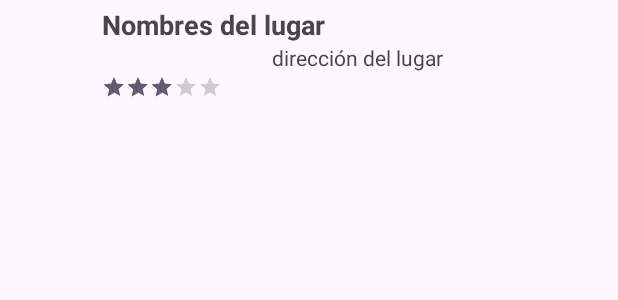
After one commit to Enrique-OSM/PIA_MisLugares_Equipo8, an Android app: the layout item_lugar.xml on its own in the app's theme, with its tools: preview values and no code run, on a phone screen of 412 x 824 dp. The commit adds this screen. Shown: the top 300 px of the screen. Run offline under Robolectric (Android 15) with nearby library versions, the phone set to English and light mode, and no system bars.

Commit message:
acabamos la recycler view y agregamos el mapa

```diff
--- a/app/build.gradle.kts
+++ b/app/build.gradle.kts
@@ -1,6 +1,7 @@
 plugins {
     alias(libs.plugins.android.application)
     id("com.google.gms.google-services")
+    alias(libs.plugins.google.android.libraries.mapsplatform.secrets.gradle.plugin)
 }
 
 android {
@@ -30,6 +31,9 @@ android {
         sourceCompatibility = JavaVersion.VERSION_11
         targetCompatibility = JavaVersion.VERSION_11
     }
+    buildFeatures {
+        viewBinding = true
+    }
 }
 
 dependencies {
@@ -39,6 +43,7 @@ dependencies {
     implementation(libs.activity)
     implementation(libs.constraintlayout)
     implementation(libs.legacy.support.v4)
+    implementation(libs.play.services.maps)
     testImplementation(libs.junit)
     androidTestImplementation(libs.ext.junit)
     androidTestImplementation(libs.espresso.core)
@@ -48,5 +53,6 @@ dependencies {
     implementation("com.google.firebase:firebase-firestore")
     implementation("com.google.firebase:firebase-storage")
     implementation("com.github.bumptech.glide:glide:4.16.0")
+    implementation("com.google.android.gms:play-services-maps:19.2.0")
     implementation("androidx.preference:preference:1.2.1")
 }
--- /dev/null
+++ b/app/src/main/res/layout/item_lugar.xml
@@ -0,0 +1,50 @@
+<androidx.constraintlayout.widget.ConstraintLayout
+    xmlns:android="http://schemas.android.com/apk/res/android"
+    xmlns:app="http://schemas.android.com/apk/res-auto"
+    android:layout_width="match_parent"
+    android:layout_height="wrap_content"
+    android:padding="4dp">
+
+    <ImageView
+        android:id="@+id/iconreycler"
+        android:layout_width="?android:attr/listPreferredItemHeight"
+        android:layout_height="?android:attr/listPreferredItemHeight"
+        android:contentDescription="iconrecycler"
+        app:layout_constraintTop_toTopOf="parent"
+        app:layout_constraintLeft_toLeftOf="parent"/>
+
+    <TextView
+        android:id="@+id/nombre"
+        android:layout_width="0dp"
+        android:layout_height="wrap_content"
+        android:text="Nombres del lugar"
+        android:textAppearance="?android:attr/textAppearanceMedium"
+        android:textStyle="bold"
+        android:maxLines="1"
+        app:layout_constraintTop_toTopOf="parent"
+        app:layout_constraintStart_toEndOf="@id/iconreycler"
+        app:layout_constraintEnd_toEndOf="parent"/>
+
+    <TextView
+        android:id="@+id/direccion"
+        android:layout_width="0dp"
+        android:layout_height="wrap_content"
+        android:gravity="center"
+        android:maxLines="1"
+        android:text="dirección del lugar"
+        app:layout_constraintTop_toBottomOf="@id/nombre"
+        app:layout_constraintStart_toEndOf="@id/iconreycler"
+        app:layout_constraintEnd_toEndOf="parent"/>
+
+    <RatingBar
+        android:id="@+id/valoracion"
+        android:layout_width="wrap_content"
+        android:layout_height="wrap_content"
+        style="?android:attr/ratingBarStyleSmall"
+        android:isIndicator="true"
+        android:rating="3"
+        app:layout_constraintTop_toBottomOf="@id/direccion"
+        app:layout_constraintLeft_toRightOf="@id/iconreycler"
+        app:layout_constraintBottom_toBottomOf="parent"/>
+
+</androidx.constraintlayout.widget.ConstraintLayout>
--- a/app/src/main/res/values/strings.xml
+++ b/app/src/main/res/values/strings.xml
@@ -6,4 +6,5 @@
         Ut velit mauris, egestas sed, gravida nec, ornare ut, mi. Aenean ut orci vel massa suscipit pulvinar. Nulla sollicitudin. Fusce varius, ligula non tempus aliquam, nunc turpis ullamcorper nibh, in tempus sapien eros vitae ligula. Pellentesque rhoncus nunc et augue. Integer id felis. Curabitur aliquet pellentesque diam. Integer quis metus vitae elit lobortis egestas. Lorem ipsum dolor sit amet, consectetuer adipiscing elit. Morbi vel erat non mauris convallis vehicula. Nulla et sapien. Integer tortor tellus, aliquam faucibus, convallis id, congue eu, quam. Mauris ullamcorper felis vitae erat. Proin feugiat, augue non elementum posuere, metus purus iaculis lectus, et tristique ligula justo vitae magna.
         Aliquam convallis sollicitudin purus. Praesent aliquam, enim at fermentum mollis, ligula massa adipiscing nisl, ac euismod nibh nisl eu lectus. Fusce vulputate sem at sapien. Vivamus leo. Aliquam euismod libero eu enim. Nulla nec felis sed leo placerat imperdiet. Aenean suscipit nulla in justo. Suspendisse cursus rutrum augue. Nulla tincidunt tincidunt mi. Curabitur iaculis, lorem vel rhoncus faucibus, felis magna fermentum augue, et ultricies lacus lorem varius purus. Curabitur eu amet.
     </string>
+    <string name="title_activity_maps">MapsActivity</string>
 </resources>
--- a/build.gradle.kts
+++ b/build.gradle.kts
@@ -2,4 +2,5 @@
 plugins {
     alias(libs.plugins.android.application) apply false
     id("com.google.gms.google-services") version "4.4.2" apply false
+    alias(libs.plugins.google.android.libraries.mapsplatform.secrets.gradle.plugin) apply false
 }
--- a/gradle/libs.versions.toml
+++ b/gradle/libs.versions.toml
@@ -8,6 +8,8 @@ material = "1.10.0"
 activity = "1.8.0"
 constraintlayout = "2.1.4"
 legacySupportV4 = "1.0.0"
+googleAndroidLibrariesMapsplatformSecretsGradlePlugin = "2.0.1"
+playServicesMaps = "18.1.0"
 
 [libraries]
 junit = { group = "junit", name = "junit", version.ref = "junit" }
@@ -18,6 +20,8 @@ material = { group = "com.google.android.material", name = "material", version.r
 activity = { group = "androidx.activity", name = "activity", version.ref = "activity" }
 constraintlayout = { group = "androidx.constraintlayout", name = "constraintlayout", version.ref = "constraintlayout" }
 legacy-support-v4 = { group = "androidx.legacy", name = "legacy-support-v4", version.ref = "legacySupportV4" }
+play-services-maps = { group = "com.google.android.gms", name = "play-services-maps", version.ref = "playServicesMaps" }
 
 [plugins]
 android-application = { id = "com.android.application", version.ref = "agp" }
+google-android-libraries-mapsplatform-secrets-gradle-plugin = { id = "com.google.android.libraries.mapsplatform.secrets-gradle-plugin", version.ref = "googleAndroidLibrariesMapsplatformSecretsGradlePlugin" }
```
Also changed, not shown: app/src/main/AndroidManifest.xml (+26 -2 lines), app/src/main/java/com/example/mislugares/ListaLugaresActivity.java (added, +124 -0 lines), app/src/main/java/com/example/mislugares/Lugar.java (added, +23 -0 lines), app/src/main/java/com/example/mislugares/LugarAdapter.java (added, +99 -0 lines), app/src/main/java/com/example/mislugares/MapsActivity.java (added, +51 -0 lines), app/src/main/java/com/example/mislugares/MenuActivity.java (+11 -0 lines), app/src/main/res/layout/activity_lista_lugares.xml (added, +11 -0 lines), app/src/main/res/layout/activity_maps.xml (added, +9 -0 lines).
